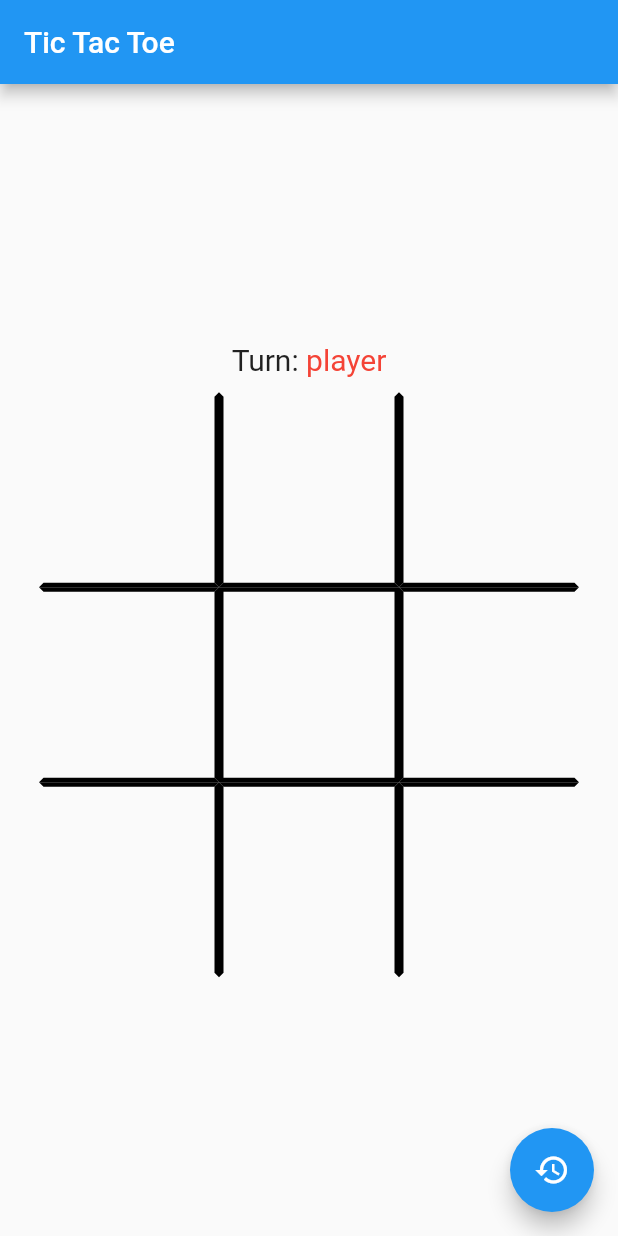
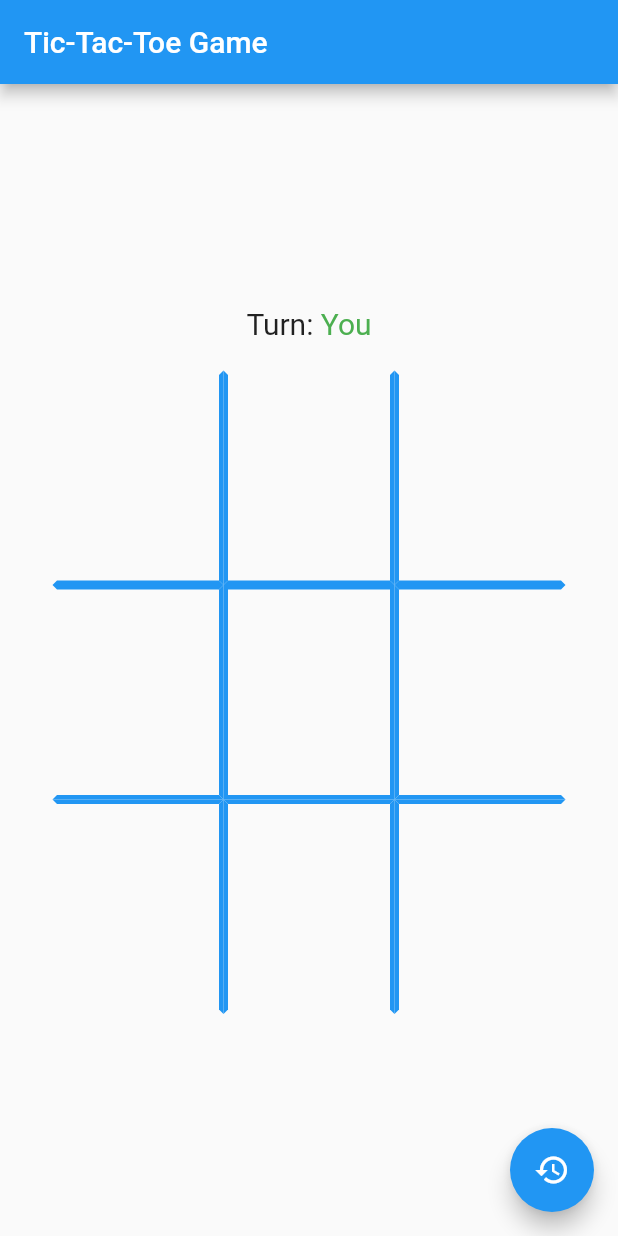
Before and after one commit to SergioSarmiento/dadm-2021-2, a Flutter app: the screen it shows after launch, on a phone screen of 412 x 824 dp. Run offline on Flutter 3.47's test engine with Material 2 defaults, Android fonts, the light colour scheme and no system bars.

Commit message:
Se agrega archivo de constantes

```diff
--- /dev/null
+++ b/reto3/tic_tac_toe/lib/assets/constants.dart
@@ -0,0 +1,22 @@
+//Text
+import 'package:flutter/material.dart';
+
+const String title = 'Tic-Tac-Toe Game';
+const String playerOneSymbol="X";
+const String playerTwoSymbol="O";
+const String blank = '';
+const String playerName = 'You';
+const String computerName = 'Computer';
+const String draw = 'It\'s a tie';
+const String winText = 'The winner is ';
+const String turnText = 'Turn: ';
+//Color
+const Color playerOneColor = Colors.green;
+const Color playerTwoColor = Colors.red;
+const Color background = Colors.transparent;
+const Color borders = Colors.blue;
+const Color winningSet = Colors.greenAccent;
+//numbers
+const double fontSize = 20.0;
+const double cellSize = 22.0;
+const double borderWidth = 3;
--- a/reto3/tic_tac_toe/lib/tic_tac_toe_board.dart
+++ b/reto3/tic_tac_toe/lib/tic_tac_toe_board.dart
@@ -1,6 +1,7 @@
 import 'package:flutter/material.dart';
 import 'package:flutter/services.dart';
 import 'package:tic_tac_toe/tic_tac_toe_game.dart';
+import '../assets/constants.dart' as constants;
 
 class TicTacToeBoard extends StatefulWidget {
   const TicTacToeBoard({
@@ -13,7 +14,7 @@ class TicTacToeBoard extends StatefulWidget {
 
 class _TicTacToeBoardState extends State<TicTacToeBoard> {
   final TicTacToeGame game =
-      TicTacToeGame(player1: 'player');
+      TicTacToeGame(player1: constants.playerName);
 
   bool isThereWinner = false;
   List<int> win = [];
@@ -46,39 +47,39 @@ class _TicTacToeBoardState extends State<TicTacToeBoard> {
     ]);
     return Scaffold(
       appBar: AppBar(
-        title: const Text('Tic Tac Toe'),
+        title: const Text(constants.title),
       ),
       body: Column(
         mainAxisAlignment: MainAxisAlignment.center,
         children: [
           !isThereWinner && game.fullBoard()
               ? const Text(
-                  'Draw',
-                  style: TextStyle(fontSize: 20.0),
+                  constants.draw,
+                  style: TextStyle(fontSize: constants.fontSize),
                 )
               : Row(
                   mainAxisAlignment: MainAxisAlignment.center,
                   children: [
                     Text(
-                      isThereWinner ? 'Winner: ' : 'Turn: ',
-                      style: const TextStyle(fontSize: 20.0),
+                      isThereWinner ? constants.winText : constants.turnText,
+                      style: const TextStyle(fontSize: constants.fontSize),
                     ),
                     Text(
                       isThereWinner ? _getWinner() : _getPlayerInTurn(),
                       style: TextStyle(
-                          fontSize: 20.0,
+                          fontSize: constants.fontSize,
                           color: isThereWinner
                               ? _getWinner() == game.player1
-                                  ? Colors.red
-                                  : Colors.blue
+                                  ? constants.playerOneColor
+                                  : constants.playerTwoColor
                               : _getPlayerInTurn() == game.player1
-                                  ? Colors.red
-                                  : Colors.blue),
+                                  ? constants.playerOneColor
+                                  : constants.playerTwoColor),
                     ),
                   ],
                 ),
           const SizedBox(
-            height: 10.0,
+            height: constants.fontSize,
           ),
           Column(
             mainAxisAlignment: MainAxisAlignment.center,
@@ -92,8 +93,8 @@ class _TicTacToeBoardState extends State<TicTacToeBoard> {
                     right: true,
                     bottom: true,
                     color: isThereWinner && win.contains(0)
-                        ? Colors.amberAccent
-                        : Colors.transparent,
+                        ? constants.winningSet
+                        : constants.background,
                   ),
                   TicTacToeCell(
                     value: game.cells[1],
@@ -102,8 +103,8 @@ class _TicTacToeBoardState extends State<TicTacToeBoard> {
                     right: true,
                     bottom: true,
                     color: isThereWinner && win.contains(1)
-                        ? Colors.amberAccent
-                        : Colors.transparent,
+                        ? constants.winningSet
+                        : constants.background,
                   ),
                   TicTacToeCell(
                     value: game.cells[2],
@@ -111,8 +112,8 @@ class _TicTacToeBoardState extends State<TicTacToeBoard> {
                     left: true,
                     bottom: true,
                     color: isThereWinner && win.contains(2)
-                        ? Colors.amberAccent
-                        : Colors.transparent,
+                        ? constants.winningSet
+                        : constants.background,
                   ),
                 ],
               ),
@@ -126,8 +127,8 @@ class _TicTacToeBoardState extends State<TicTacToeBoard> {
                     right: true,
                     bottom: true,
                     color: isThereWinner && win.contains(3)
-                        ? Colors.amberAccent
-                        : Colors.transparent,
+                        ? constants.winningSet
+                        : constants.background,
                   ),
                   TicTacToeCell(
                     value: game.cells[4],
@@ -137,8 +138,8 @@ class _TicTacToeBoardState extends State<TicTacToeBoard> {
                     right: true,
                     left: true,
                     color: isThereWinner && win.contains(4)
-                        ? Colors.amberAccent
-                        : Colors.transparent,
+                        ? constants.winningSet
+                        : constants.background,
                   ),
                   TicTacToeCell(
                     value: game.cells[5],
@@ -147,8 +148,8 @@ class _TicTacToeBoardState extends State<TicTacToeBoard> {
                     left: true,
                     bottom: true,
                     color: isThereWinner && win.contains(5)
-                        ? Colors.amberAccent
-                        : Colors.transparent,
+                        ? constants.winningSet
+                        : constants.background,
                   ),
                 ],
               ),
@@ -161,8 +162,8 @@ class _TicTacToeBoardState extends State<TicTacToeBoard> {
                     top: true,
                     right: true,
                     color: isThereWinner && win.contains(6)
-                        ? Colors.amberAccent
-                        : Colors.transparent,
+                        ? constants.winningSet
+                        : constants.background,
                   ),
                   TicTacToeCell(
                     value: game.cells[7],
@@ -171,8 +172,8 @@ class _TicTacToeBoardState extends State<TicTacToeBoard> {
                     left: true,
                     right: true,
                     color: isThereWinner && win.contains(7)
-                        ? Colors.amberAccent
-                        : Colors.transparent,
+                        ? constants.winningSet
+                        : constants.background,
                   ),
                   TicTacToeCell(
                     value: game.cells[8],
@@ -180,8 +181,8 @@ class _TicTacToeBoardState extends State<TicTacToeBoard> {
                     top: true,
                     left: true,
                     color: isThereWinner && win.contains(8)
-                        ? Colors.amberAccent
-                        : Colors.transparent,
+                        ? constants.winningSet
+                        : constants.background,
                   ),
                 ],
               ),
@@ -211,7 +212,7 @@ class TicTacToeCell extends StatelessWidget {
     this.right = false,
     this.left = false,
     this.bottom = false,
-    this.size = 25.0,
+    this.size = constants.cellSize,
     this.color = Colors.transparent,
   });
 
@@ -232,22 +233,22 @@ class TicTacToeCell extends StatelessWidget {
           color: color,
           border: Border(
             top: BorderSide(
-                width: 3, color: top ? Colors.black : Colors.transparent),
+                width: constants.borderWidth, color: top ? constants.borders : constants.background),
             left: BorderSide(
-                width: 3, color: left ? Colors.black : Colors.transparent),
+                width: constants.borderWidth, color: left ? constants.borders : constants.background),
             right: BorderSide(
-                width: 3, color: right ? Colors.black : Colors.transparent),
+                width: constants.borderWidth, color: right ? constants.borders : constants.background),
             bottom: BorderSide(
-                width: 3, color: bottom ? Colors.black : Colors.transparent),
+                width: constants.borderWidth, color: bottom ? constants.borders : constants.background),
           )),
       child: TextButton(
         onPressed: onPressed,
         style: TextButton.styleFrom(
-          textStyle: TextStyle(fontSize: size * 2, fontStyle: FontStyle.italic),
+          textStyle: TextStyle(fontSize: size * 3, fontStyle: FontStyle.italic),
         ),
         child: Text(
           value,
-          style: TextStyle(color: value == 'X' ? Colors.red : Colors.blue),
+          style: TextStyle(color: value == constants.playerOneSymbol ? constants.playerOneColor : constants.playerTwoColor,),
         ),
       ),
     );
--- a/reto3/tic_tac_toe/lib/tic_tac_toe_game.dart
+++ b/reto3/tic_tac_toe/lib/tic_tac_toe_game.dart
@@ -1,21 +1,20 @@
 import 'dart:math';
-
-const String computerName = 'computer';
+import '../assets/constants.dart' as constants;
 
 class TicTacToeGame {
   TicTacToeGame({
     required this.player1,
-    this.player2 = computerName,
-  }):computerPlays = player2 == computerName;
+    this.player2 = constants.computerName,
+  }):computerPlays = player2 == constants.computerName;
   final String player1;
   String player2;
-  List<String> cells = ['', '', '', '', '', '', '', '', ''];
-  List<String> symbols = ['X', 'O'];
+  List<String> cells = List.generate(9, (index) => constants.blank);
+  List<String> symbols = [constants.playerOneSymbol, constants.playerTwoSymbol];
   bool playerOneTurn = true;
   bool computerPlays;
 
   void markACell(int index) {
-    if (cells[index] == '') {
+    if (cells[index] == constants.blank) {
       cells[index] = playerOneTurn ? symbols[0] : symbols[1];
       if(getWinSet().isEmpty && computerPlays){
         computerMove();
@@ -29,7 +28,7 @@ class TicTacToeGame {
       final _random = Random();
       while(!fullBoard()){
         final index = _random.nextInt(cells.length);
-        if(cells[index] == ''){
+        if(cells[index] == constants.blank){
           cells[index] = symbols[1];
           break;
         }
@@ -38,7 +37,7 @@ class TicTacToeGame {
 
   List<int> getWinSet() {
     for (int i = 0; i <= 6; i += 3) {
-      if (cells[i] != '' &&
+      if (cells[i] != constants.blank &&
           cells[i] == cells[i + 1] &&
           cells[i + 1] == cells[i + 2]) {
         return [i, i + 1, i + 2];
@@ -46,16 +45,16 @@ class TicTacToeGame {
     }
 
     for (int i = 0; i <= 2; i++) {
-      if (cells[i] != '' &&
+      if (cells[i] != constants.blank &&
           cells[i] == cells[i + 3] &&
           cells[i + 3] == cells[i + 6]) {
         return [i, i + 3, i + 6];
       }
     }
-    if (cells[0] != '' && cells[0] == cells[4] && cells[4] == cells[8]) {
+    if (cells[0] != constants.blank && cells[0] == cells[4] && cells[4] == cells[8]) {
       return [0, 4, 8];
     }
-    if (cells[2] != '' && cells[2] == cells[4] && cells[4] == cells[6]) {
+    if (cells[2] != constants.blank && cells[2] == cells[4] && cells[4] == cells[6]) {
       return [2, 4, 6];
     }
     return [];
@@ -66,7 +65,7 @@ class TicTacToeGame {
   }
 
   void resetBoard() {
-    cells = ['', '', '', '', '', '', '', '', ''];
+    cells = List.generate(9, (index) => constants.blank);
     playerOneTurn = true;
   }
 }
```
